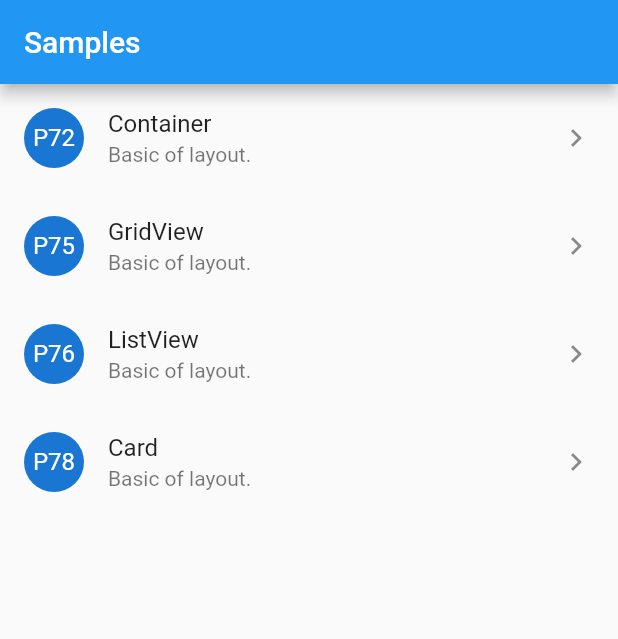
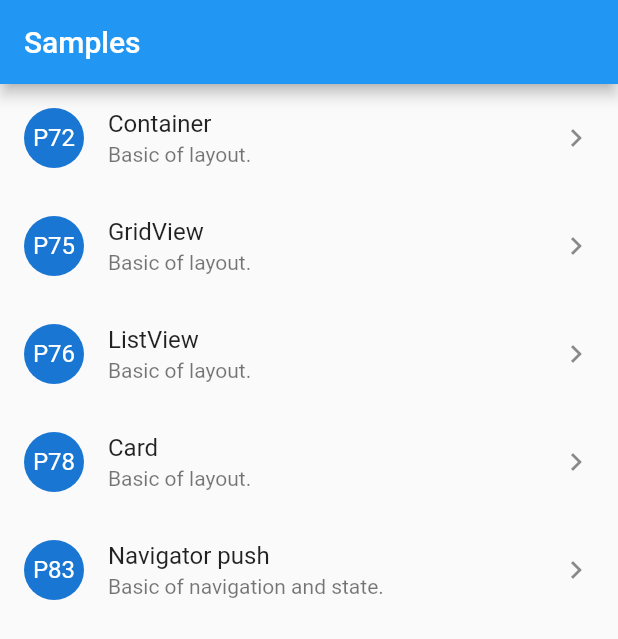
Before and after one commit to hayabusabusa/book_example_app, a Flutter app: the screen it shows after launch, on a phone screen of 412 x 824 dp. Shown: the top 639 px of the screen. Run offline on Flutter 3.47's test engine with Material 2 defaults, Android fonts, the phone set to English and light mode, and no system bars.

Commit message:
Add Navigator example screen

```diff
--- a/lib/models/home/home_cell_type.dart
+++ b/lib/models/home/home_cell_type.dart
@@ -3,5 +3,6 @@ enum HomeCellType {
   p72,
   p75,
   p76,
-  p78
+  p78,
+  p83
 }
--- a/lib/screens/home/home_screen.dart
+++ b/lib/screens/home/home_screen.dart
@@ -1,6 +1,6 @@
 import 'package:flutter/material.dart';
 import 'package:book_exapmle_app/models/home/home.dart';
-import 'package:book_exapmle_app/screens/screen.dart';
+import 'package:book_exapmle_app/screens/home/widgets/home_widget.dart';
 
 class HomeScreen extends StatelessWidget {
 
@@ -10,85 +10,8 @@ class HomeScreen extends StatelessWidget {
     HomeCellType.p72,
     HomeCellType.p75,
     HomeCellType.p76,
-    HomeCellType.p78];
-
-  // MARK: Build Widget
-
-  Widget _buildListTile(BuildContext context, HomeCellType cellType) {
-    switch (cellType) {
-      // - P72
-      case HomeCellType.p72:
-        return ListTile(
-          title: Text('Container'),
-          subtitle: Text('Basic of layout.'),
-          leading: CircleAvatar(
-            child: Text('P72'),
-          ),
-          trailing: Icon(Icons.chevron_right),
-          onTap: () {
-            Navigator.of(context).push(
-              MaterialPageRoute(builder: (context) {
-                return P72Screen();
-              })
-            );
-          },
-        );
-      // - P75
-      case HomeCellType.p75:
-        return ListTile(
-          title: Text('GridView'),
-          subtitle: Text('Basic of layout.'),
-          leading: CircleAvatar(
-            child: Text('P75'),
-          ),
-          trailing: Icon(Icons.chevron_right),
-          onTap: () {
-            Navigator.of(context).push(
-              MaterialPageRoute(builder: (context) {
-                return P75Screen();
-              })
-            );
-          },
-        );
-      // - P76
-      case HomeCellType.p76:
-        return ListTile(
-          title: Text('ListView'),
-          subtitle: Text('Basic of layout.'),
-          leading: CircleAvatar(
-            child: Text('P76'),
-          ),
-          trailing: Icon(Icons.chevron_right),
-          onTap: () {
-            Navigator.of(context).push(
-              MaterialPageRoute(builder: (context) {
-                return P76Screen();
-              })
-            );
-          },
-        );
-      case HomeCellType.p78:
-        return ListTile(
-          title: Text('Card'),
-          subtitle: Text('Basic of layout.'),
-          leading: CircleAvatar(
-            child: Text('P78'),
-          ),
-          trailing: Icon(Icons.chevron_right),
-          onTap: () {
-            Navigator.of(context).push(
-              MaterialPageRoute(builder: (context) {
-                return P78Screen();
-              })
-            );
-          },
-        );
-      default:
-        return ListTile(
-          title: Text('UNKNOWN'),
-        );
-    }
-  }
+    HomeCellType.p78,
+    HomeCellType.p83];
 
   // MARK: Lifecycle
 
@@ -99,7 +22,7 @@ class HomeScreen extends StatelessWidget {
         title: Text('Samples'),
       ),
       body: ListView(
-        children: _rows.map((row) => _buildListTile(context, row)).toList(),
+        children: _rows.map((row) => HomeListTile(row)).toList(),
       ),
     );
   }
--- /dev/null
+++ b/lib/screens/home/widgets/home_list_tile.dart
@@ -0,0 +1,104 @@
+import 'package:flutter/material.dart';
+import 'package:book_exapmle_app/models/home/home.dart';
+import 'package:book_exapmle_app/screens/screen.dart';
+
+class HomeListTile extends StatelessWidget {
+
+  final HomeCellType _cellType;
+
+  HomeListTile(this._cellType);
+
+  @override
+  Widget build(BuildContext context) {
+    switch (_cellType) {
+      // - P72
+      case HomeCellType.p72:
+        return ListTile(
+          title: Text('Container'),
+          subtitle: Text('Basic of layout.'),
+          leading: CircleAvatar(
+            child: Text('P72'),
+          ),
+          trailing: Icon(Icons.chevron_right),
+          onTap: () {
+            Navigator.of(context).push(
+              MaterialPageRoute(builder: (context) {
+                return P72Screen();
+              })
+            );
+          },
+        );
+      // - P75
+      case HomeCellType.p75:
+        return ListTile(
+          title: Text('GridView'),
+          subtitle: Text('Basic of layout.'),
+          leading: CircleAvatar(
+            child: Text('P75'),
+          ),
+          trailing: Icon(Icons.chevron_right),
+          onTap: () {
+            Navigator.of(context).push(
+              MaterialPageRoute(builder: (context) {
+                return P75Screen();
+              })
+            );
+          },
+        );
+      // - P76
+      case HomeCellType.p76:
+        return ListTile(
+          title: Text('ListView'),
+          subtitle: Text('Basic of layout.'),
+          leading: CircleAvatar(
+            child: Text('P76'),
+          ),
+          trailing: Icon(Icons.chevron_right),
+          onTap: () {
+            Navigator.of(context).push(
+              MaterialPageRoute(builder: (context) {
+                return P76Screen();
+              })
+            );
+          },
+        );
+      case HomeCellType.p78:
+        return ListTile(
+          title: Text('Card'),
+          subtitle: Text('Basic of layout.'),
+          leading: CircleAvatar(
+            child: Text('P78'),
+          ),
+          trailing: Icon(Icons.chevron_right),
+          onTap: () {
+            Navigator.of(context).push(
+              MaterialPageRoute(builder: (context) {
+                return P78Screen();
+              })
+            );
+          },
+        );
+      // - P83
+      case HomeCellType.p83:
+        return ListTile(
+          title: Text('Navigator push'),
+          subtitle: Text('Basic of navigation and state.'),
+          leading: CircleAvatar(
+            child: Text('P83'),
+          ),
+          trailing: Icon(Icons.chevron_right),
+          onTap: () {
+            Navigator.of(context).push(
+              MaterialPageRoute(builder: (context) {
+                return P83Screen();
+              })
+            );
+          },
+        );
+      default:
+        return ListTile(
+          title: Text('UNKNOWN'),
+        );
+    }
+  }
+}
--- /dev/null
+++ b/lib/screens/home/widgets/home_widget.dart
@@ -0,0 +1 @@
+export './home_list_tile.dart';
--- a/lib/screens/screen.dart
+++ b/lib/screens/screen.dart
@@ -2,3 +2,5 @@ export './p72/p72_screen.dart';
 export './p75/p75_screen.dart';
 export './p76/p76_screen.dart';
 export './p78/p78_screen.dart';
+export './p83/p83_screen.dart';
+export './p83/p83_detail_screen.dart';
```
Also changed, not shown: lib/screens/p83/p83_detail_screen.dart (added, +20 -0 lines), lib/screens/p83/p83_screen.dart (added, +24 -0 lines).
